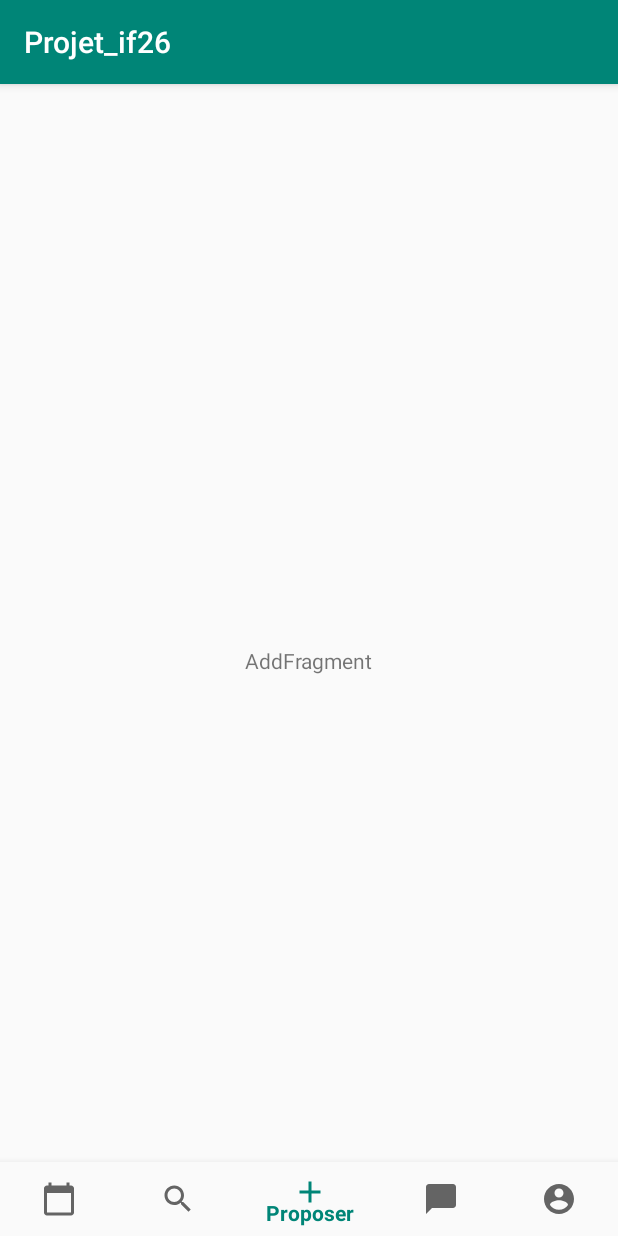
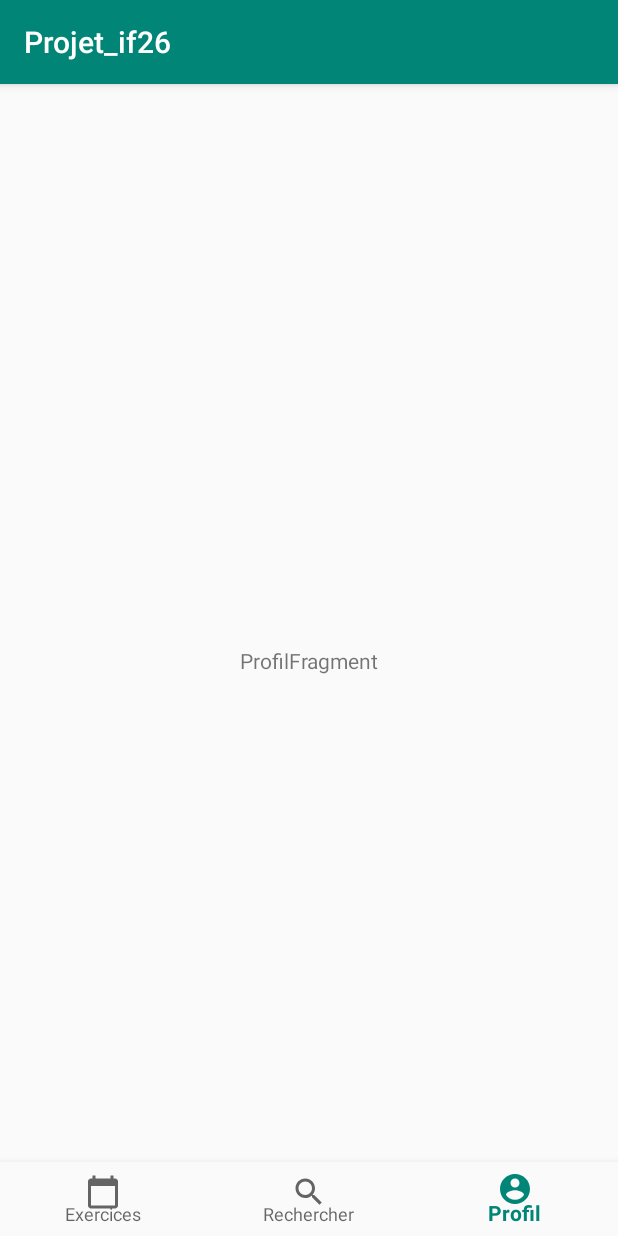
Before and after one commit to tomherbin/Projet_if26, an Android app: the screen it shows after launch (MainActivity), item 3 of the bottom bar chosen, on a phone screen of 412 x 824 dp. Run offline under Robolectric (Android 15) with nearby library versions, the phone set to English and light mode, and no system bars.

Commit message:
Suppression des fragments message et add

```diff
--- a/app/build.gradle
+++ b/app/build.gradle
@@ -1,4 +1,5 @@
 apply plugin: 'com.android.application'
+
 
 android {
     compileSdkVersion 28
@@ -31,7 +32,7 @@ dependencies {
 }
 
 dependencies {
-    implementation 'com.android.support:design:27.0.2'
+    implementation 'com.android.support:design:28.0.0'
 }
 
 dependencies {
--- a/app/src/main/AndroidManifest.xml
+++ b/app/src/main/AndroidManifest.xml
@@ -22,13 +22,11 @@
         <activity
             android:name=".SettingsActivity"
             android:label="@string/title_activity_settings" />
-        <activity android:name=".Message" />
         <activity android:name=".Profil" />
         <activity
             android:name=".Entrainement"
             android:label="@string/title_activity_entrainement"
             android:theme="@style/AppTheme.NoActionBar" />
-        <activity android:name=".Add"></activity>
     </application>
 
 </manifest>
--- a/app/src/main/java/com/example/tom/projet_if26/MainActivity.java
+++ b/app/src/main/java/com/example/tom/projet_if26/MainActivity.java
@@ -13,9 +13,7 @@ import android.widget.ListView;
 import android.widget.TextView;
 import android.widget.Toast;
 
-import com.example.tom.projet_if26.ui.add.AddFragment;
 import com.example.tom.projet_if26.ui.home.HomeFragment;
-import com.example.tom.projet_if26.ui.message.MessageFragment;
 import com.example.tom.projet_if26.ui.profil.ProfilFragment;
 import com.example.tom.projet_if26.ui.search.SearchFragment;
 
@@ -41,15 +39,6 @@ public class MainActivity extends AppCompatActivity {
                 case R.id.navigation_search:
                     mTextMessage.setText("mfds");
                     showFragment(new SearchFragment());
-                    return true;
-                case R.id.navigation_add:
-                    mTextMessage.setText("mfds");
-                    showFragment(new AddFragment());
-                    return true;
-
-                case R.id.navigation_messages:
-                    mTextMessage.setText("mfds");
-                    showFragment(new MessageFragment());
                     return true;
                 case R.id.navigation_account:
                     mTextMessage.setText("SFMD");
@@ -77,7 +66,7 @@ public class MainActivity extends AppCompatActivity {
 
 
 
-db = new EntrainementPersistance(this);
+//db = new EntrainementPersistance(this);
 
 
     }
--- a/app/src/main/java/com/example/tom/projet_if26/ui/add/AddFragment.java
+++ /dev/null
@@ -1,41 +0,0 @@
-package com.example.tom.projet_if26.ui.add;
-
-import android.arch.lifecycle.ViewModelProviders;
-import android.os.Bundle;
-import android.support.annotation.NonNull;
-import android.support.annotation.Nullable;
-import android.support.v4.app.Fragment;
-import android.view.LayoutInflater;
-import android.view.View;
-import android.view.ViewGroup;
-
-import com.example.tom.projet_if26.R;
-
-public class AddFragment extends Fragment {
-
-    private AddViewModel mViewModel;
-
-
-    public AddFragment() {
-        // Required empty public constructor
-    }
-
-    public static AddFragment newInstance() {
-        return new AddFragment();
-    }
-
-    @Nullable
-    @Override
-    public View onCreateView(@NonNull LayoutInflater inflater, @Nullable ViewGroup container,
-                             @Nullable Bundle savedInstanceState) {
-        return inflater.inflate(R.layout.add_fragment, container, false);
-    }
-
-    @Override
-    public void onActivityCreated(@Nullable Bundle savedInstanceState) {
-        super.onActivityCreated(savedInstanceState);
-        mViewModel = ViewModelProviders.of(this).get(AddViewModel.class);
-        // TODO: Use the ViewModel
-    }
-
-}
--- a/app/src/main/java/com/example/tom/projet_if26/ui/add/AddViewModel.java
+++ /dev/null
@@ -1,7 +0,0 @@
-package com.example.tom.projet_if26.ui.add;
-
-import android.arch.lifecycle.ViewModel;
-
-public class AddViewModel extends ViewModel {
-    // TODO: Implement the ViewModel
-}
--- a/app/src/main/res/layout/add_fragment.xml
+++ /dev/null
@@ -1,20 +0,0 @@
-<?xml version="1.0" encoding="utf-8"?>
-<android.support.constraint.ConstraintLayout xmlns:android="http://schemas.android.com/apk/res/android"
-    xmlns:app="http://schemas.android.com/apk/res-auto"
-    xmlns:tools="http://schemas.android.com/tools"
-    android:id="@+id/add"
-    android:layout_width="match_parent"
-    android:layout_height="match_parent"
-    tools:context=".ui.add.AddFragment">
-
-    <TextView
-        android:id="@+id/message"
-        android:layout_width="wrap_content"
-        android:layout_height="wrap_content"
-        android:text="AddFragment"
-        app:layout_constraintBottom_toBottomOf="parent"
-        app:layout_constraintEnd_toEndOf="parent"
-        app:layout_constraintStart_toStartOf="parent"
-        app:layout_constraintTop_toTopOf="parent" />
-
-</android.support.constraint.ConstraintLayout>
--- a/app/src/main/res/menu/navigation.xml
+++ b/app/src/main/res/menu/navigation.xml
@@ -12,15 +12,6 @@
         android:title="@string/rechercher" />
 
     <item
-        android:id="@+id/navigation_add"
-        android:icon="@drawable/ic_add_black_24dp"
-        android:title="@string/proposer" />
-
-    <item
-        android:id="@+id/navigation_messages"
-        android:icon="@drawable/ic_chat_bubble_black_24dp"
-        android:title="@string/messages" />
-    <item
         android:id="@+id/navigation_account"
         android:icon="@drawable/ic_account_circle_black_24dp"
         android:title="@string/profil" />
```
Also changed, not shown: app/src/main/java/com/example/tom/projet_if26/Add.java (deleted, +0 -20 lines), app/src/main/java/com/example/tom/projet_if26/Message.java (deleted, +0 -20 lines), app/src/main/java/com/example/tom/projet_if26/ui/message/MessageFragment.java (deleted, +0 -40 lines), app/src/main/java/com/example/tom/projet_if26/ui/message/MessageViewModel.java (deleted, +0 -7 lines), app/src/main/res/layout/add_activity.xml (deleted, +0 -7 lines), app/src/main/res/layout/message_activity.xml (deleted, +0 -7 lines), app/src/main/res/layout/message_fragment.xml (deleted, +0 -20 lines).
